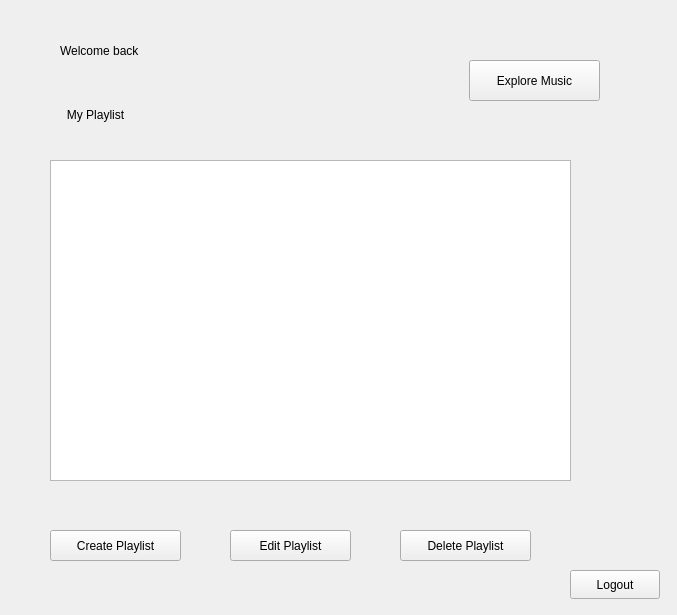
This is listenerwindow.ui in Fatemehasadi86/spotify1 as Qt 5 draws it before an edit. The edited form follows.
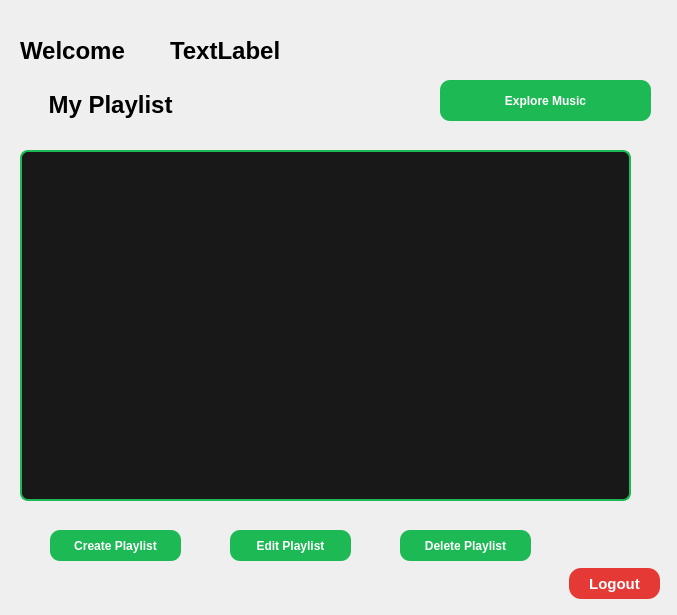
This is the edited form.

```diff
--- a/listenerwindow.ui
+++ b/listenerwindow.ui
@@ -13,13 +13,57 @@
   <property name="windowTitle">
    <string>Form</string>
   </property>
+  <property name="styleSheet">
+   <string notr="true">QLineEdit{
+    background:#282828;
+    border:2px solid #1DB954;
+    border-radius:8px;
+    color:white;
+    padding:6px;
+}  QPushButton{
+    background-color:#1DB954;
+    color:white;
+    border:none;
+    border-radius:10px;
+    padding:8px;
+    font-weight:bold;
+}
+
+QPushButton:hover{
+    background:#1ED760;
+}
+
+QPushButton:pressed{
+    background:#169C46;
+}
+QComboBox{
+    background:#282828;
+    color:white;
+    border:2px solid #1DB954;
+    border-radius:8px;
+    padding:6px;
+} QListWidget{
+    background:#181818;
+    border:2px solid #1DB954;
+    border-radius:8px;
+    color:white;
+}
+
+QListWidget::item{
+    padding:8px;
+}
+
+QListWidget::item:selected{
+    background:#1DB954;
+}</string>
+  </property>
   <widget class="QListWidget" name="listWidget">
    <property name="geometry">
     <rect>
-     <x>50</x>
-     <y>160</y>
-     <width>521</width>
-     <height>321</height>
+     <x>20</x>
+     <y>150</y>
+     <width>611</width>
+     <height>351</height>
     </rect>
    </property>
   </widget>
@@ -62,25 +106,12 @@
     <string>Delete Playlist</string>
    </property>
   </widget>
-  <widget class="QLabel" name="label">
-   <property name="geometry">
-    <rect>
-     <x>60</x>
-     <y>20</y>
-     <width>121</width>
-     <height>61</height>
-    </rect>
-   </property>
-   <property name="text">
-    <string>Welcome back</string>
-   </property>
-  </widget>
   <widget class="QPushButton" name="pushButton_4">
    <property name="geometry">
     <rect>
-     <x>469</x>
-     <y>60</y>
-     <width>131</width>
+     <x>440</x>
+     <y>80</y>
+     <width>211</width>
      <height>41</height>
     </rect>
    </property>
@@ -91,12 +122,24 @@
   <widget class="QLabel" name="label_2">
    <property name="geometry">
     <rect>
-     <x>40</x>
-     <y>90</y>
-     <width>111</width>
+     <x>20</x>
+     <y>80</y>
+     <width>181</width>
      <height>51</height>
     </rect>
    </property>
+   <property name="styleSheet">
+    <string notr="true">QLabel{
+    color:qlineargradient(
+        x1:0,y1:0,x2:1,y2:0,
+        stop:0 #1DB954,
+        stop:0.5 #5CFF9D,
+        stop:1 #1DB954);
+    font-size:18pt;
+    font-weight:900;
+    font-family:&quot;Segoe UI&quot;;
+}</string>
+   </property>
    <property name="text">
     <string>&lt;html&gt;&lt;head/&gt;&lt;body&gt;&lt;p align=&quot;center&quot;&gt;My Playlist&lt;/p&gt;&lt;/body&gt;&lt;/html&gt;</string>
    </property>
@@ -104,16 +147,85 @@
   <widget class="QPushButton" name="pushButton_5">
    <property name="geometry">
     <rect>
-     <x>570</x>
-     <y>570</y>
-     <width>90</width>
-     <height>29</height>
+     <x>569</x>
+     <y>568</y>
+     <width>91</width>
+     <height>31</height>
     </rect>
    </property>
+   <property name="styleSheet">
+    <string notr="true">QPushButton{
+    background-color: #E53935;
+    color: white;
+    border: none;
+    border-radius: 12px;
+    font-size: 11pt;
+    font-weight: bold;
+    padding: 5px 12px;
+}
+
+QPushButton:hover{
+    background-color: #F44336;
+}
+
+QPushButton:pressed{
+    background-color: #C62828;
+}</string>
+   </property>
    <property name="text">
     <string>Logout</string>
    </property>
   </widget>
+  <widget class="QWidget" name="">
+   <property name="geometry">
+    <rect>
+     <x>20</x>
+     <y>30</y>
+     <width>293</width>
+     <height>42</height>
+    </rect>
+   </property>
+   <layout class="QHBoxLayout" name="horizontalLayout">
+    <item>
+     <widget class="QLabel" name="label">
+      <property name="styleSheet">
+       <string notr="true">QLabel{
+    color:qlineargradient(
+        x1:0,y1:0,x2:1,y2:0,
+        stop:0 #1DB954,
+        stop:0.5 #5CFF9D,
+        stop:1 #1DB954);
+    font-size:18pt;
+    font-weight:900;
+    font-family:&quot;Segoe UI&quot;;
+}</string>
+      </property>
+      <property name="text">
+       <string>Welcome</string>
+      </property>
+     </widget>
+    </item>
+    <item>
+     <widget class="QLabel" name="label_3">
+      <property name="styleSheet">
+       <string notr="true">QLabel{
+    color:qlineargradient(
+        x1:0,y1:0,x2:1,y2:0,
+        stop:0 #1DB954,
+        stop:0.5 #5CFF9D,
+        stop:1 #1DB954);
+    font-size:18pt;
+    font-weight:900;
+    font-family:&quot;Segoe UI&quot;;
+}</string>
+      </property>
+      <property name="text">
+       <string>TextLabel</string>
+      </property>
+     </widget>
+    </item>
+   </layout>
+  </widget>
  </widget>
  <resources/>
  <connections/>
```
